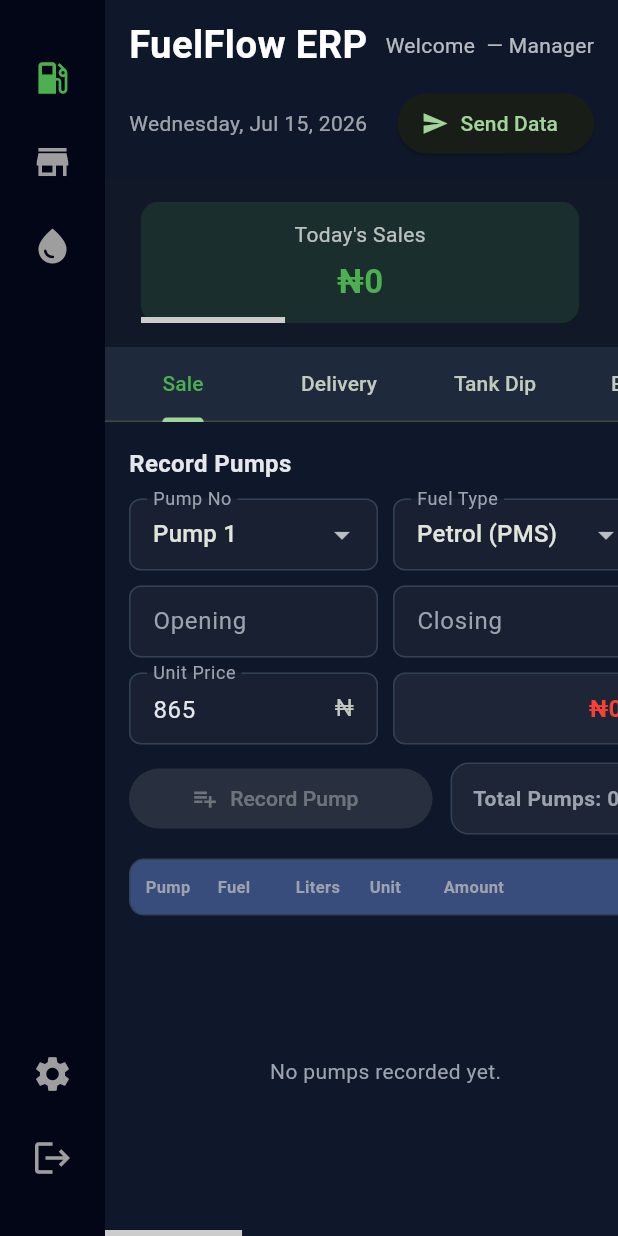
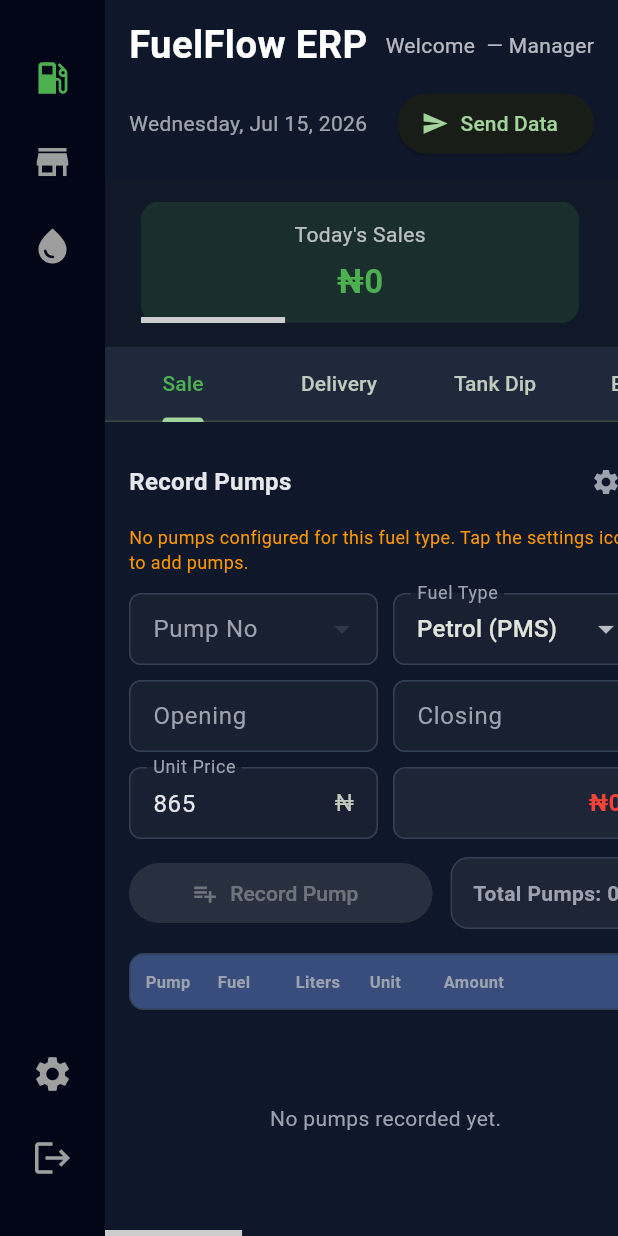
Before and after one commit to adiovall/smartbusiness-erp, a Flutter app: the FuelAdminFinal screen opened directly, on a phone screen of 412 x 824 dp. Run offline on Flutter 3.47's test engine with Material 3 defaults, Android fonts, the light colour scheme and no system bars; our stand-ins replace csv, file_picker, fl_chart, sqflite, sqflite_common_ffi; accounts and stored records are empty; Roboto replaces fonts that are missing (Segoe UI).

Commit message:
feat: add pump configuration mapping and manager data submission

```diff
--- /dev/null
+++ b/lib/core/services/pump_config_service.dart
@@ -0,0 +1,44 @@
+import 'package:flutter/foundation.dart';
+import '../models/pump_config_record.dart';
+import '../../features/fuel/repositories/pump_config_repo.dart';
+
+class PumpConfigService with ChangeNotifier {
+  final PumpConfigRepo repo;
+  PumpConfigService({required this.repo});
+
+  List<PumpConfigRecord> _pumps = [];
+  List<PumpConfigRecord> get pumps => List.unmodifiable(_pumps);
+
+  Future<void> loadFromDb() async {
+    _pumps = await repo.fetchAll();
+    notifyListeners();
+  }
+
+  /// Pump numbers (as plain strings, e.g. "1", "2") assigned to a given
+  /// fuel type abbreviation, sorted numerically.
+  List<String> pumpNumbersForFuel(String fuelType) {
+    final matches = _pumps.where((p) => p.fuelType == fuelType).toList();
+    matches.sort((a, b) =>
+        (int.tryParse(a.pumpNo) ?? 0).compareTo(int.tryParse(b.pumpNo) ?? 0));
+    return matches.map((p) => p.pumpNo).toList();
+  }
+
+  String? fuelTypeForPump(String pumpNo) {
+    final match = _pumps.where((p) => p.pumpNo == pumpNo);
+    return match.isEmpty ? null : match.first.fuelType;
+  }
+
+  /// Saves a full pump configuration in one atomic write. Called by the
+  /// settings dialog on Save — count and per-pump fuel assignments are
+  /// always persisted together, never partially.
+  Future<void> saveConfig(Map<String, String> pumpNoToFuel) async {
+    final records = pumpNoToFuel.entries
+        .map((e) => PumpConfigRecord(pumpNo: e.key, fuelType: e.value))
+        .toList();
+    records.sort((a, b) =>
+        (int.tryParse(a.pumpNo) ?? 0).compareTo(int.tryParse(b.pumpNo) ?? 0));
+    await repo.replaceAll(records);
+    _pumps = records;
+    notifyListeners();
+  }
+}
--- a/lib/core/services/service_registry.dart
+++ b/lib/core/services/service_registry.dart
@@ -13,6 +13,7 @@
 import 'reconciliation_service.dart';
 import 'csv_import_service.dart';
 import 'auth_service.dart';
+import 'pump_config_service.dart';
 
 
 import '../../features/fuel/repositories/delivery_repo.dart';
@@ -27,6 +28,8 @@
 import '../services/external_payment_service.dart';
 import '../../features/fuel/repositories/outbox_repo.dart';
 import '../../features/auth/repositories/user_repo.dart';
+import '../../features/fuel/repositories/pump_config_repo.dart';
+
 
 
 class Services {
@@ -39,11 +42,13 @@
   static final debtRepo = DebtRepo();
   static final deliveryRepo = DeliveryRepo();
   static final saleRepo = SaleRepo();
+  static final pumpConfigRepo = PumpConfigRepo();
   static final expenseRepo = ExpenseRepo();
   static final dayEntryRepo = DayEntryRepo();
   static final settlementRepo = SettlementRepo();
   static final outboxRepo = OutboxRepo();
   static final userRepo = UserRepo();
+
 
 
   // =====================
@@ -57,6 +62,7 @@
     tankService: tank,
     saleRepo: saleRepo,
   );
+  static final pumpConfig = PumpConfigService(repo: pumpConfigRepo);
 
   static final expense = ExpenseService(expenseRepo);
 
@@ -120,6 +126,7 @@
     await debt.loadFromDb();
     await delivery.loadFromDb();
     await expense.loadFromDb();
+    await pumpConfig.loadFromDb();
 
     final today = DateTime.now();
     final weekStart = today.subtract(Duration(days: today.weekday - 1));
--- a/lib/features/fuel/presentation/widgets/entry_tabs/sale_tab.dart
+++ b/lib/features/fuel/presentation/widgets/entry_tabs/sale_tab.dart
@@ -8,6 +8,7 @@
 import 'package:temp_fuel_app/core/services/service_registry.dart';
 
 import '../../../domain/fuel_mapping.dart';
+import 'pump_settings_dialog.dart';
 
 const panelBg = Color(0xFF0f172a);
 const textPrimary = Color(0xFFE5E7EB);
@@ -47,10 +48,10 @@
 }
 
 class _SaleTabState extends State<SaleTab> {
-  final pumps = List.generate(12, (i) => 'Pump ${i + 1}');
   final fuels = ['Petrol (PMS)', 'Diesel (AGO)', 'Kerosene (DPK)', 'Gas (LPG)'];
 
-  String pump = 'Pump 1';
+  // pump starts empty — resolved once pump config + fuel selection are known
+  String pump = '';
   String fuel = 'Petrol (PMS)';
 
   final oCtrl = TextEditingController();
@@ -64,6 +65,22 @@
   bool _loading = true;
 
   String _abbrFuel(String v) => FuelMapping.abbrFromLabel(v);
+
+  /// Pump numbers assigned to the currently selected fuel type, formatted
+  /// as dropdown labels. Defensively includes the currently-selected
+  /// `pump` value even if it's no longer in the config — e.g. when
+  /// editing an old sale whose pump was later reassigned or removed —
+  /// so the dropdown never ends up with a value that isn't in its items
+  /// (which is exactly the class of crash fixed earlier in this app).
+  List<String> get pumpOptions {
+    final abbr = _abbrFuel(fuel);
+    final nums = Services.pumpConfig.pumpNumbersForFuel(abbr);
+    final opts = nums.map((n) => 'Pump $n').toList();
+    if (pump.isNotEmpty && !opts.contains(pump)) {
+      opts.add(pump);
+    }
+    return opts;
+  }
 
   double _parseNumber(String text) =>
       double.tryParse(text.replaceAll(',', '').trim()) ?? 0.0;
@@ -89,13 +106,14 @@
   double get moneyAtHand => cash + pos;
   double get balance => moneyAtHand - totalSold;
 
-  bool get canRecord => liters > 0 && unitPrice > 0;
+  bool get canRecord => pump.isNotEmpty && liters > 0 && unitPrice > 0;
   bool get canSubmit => recorded.isNotEmpty;
 
   @override
   void initState() {
     super.initState();
     Services.sale.addListener(_refresh);
+    Services.pumpConfig.addListener(_onPumpConfigChanged);
     _load();
   }
 
@@ -103,7 +121,10 @@
     setState(() => _loading = true);
     await Services.sale.refreshToday();
     if (!mounted) return;
-    setState(() => _loading = false);
+    setState(() {
+      _syncPumpDefault();
+      _loading = false;
+    });
   }
 
   void _refresh() {
@@ -111,9 +132,40 @@
     setState(() {});
   }
 
+  void _onPumpConfigChanged() {
+    if (!mounted) return;
+    setState(() {
+      _syncPumpDefault();
+    });
+  }
+
+  /// Keeps `pump` valid whenever the available options change — e.g.
+  /// after loading, after the pump settings dialog saves, or after a
+  /// fuel type switch. Never leaves `pump` pointing at a value that
+  /// isn't in the current options list (aside from the edit-safety
+  /// fallback already handled in pumpOptions).
+  void _syncPumpDefault() {
+    final opts = pumpOptions;
+    if (opts.isEmpty) {
+      pump = '';
+    } else if (!opts.contains(pump)) {
+      pump = opts.first;
+    }
+  }
+
+  void _onFuelChanged(String? v) {
+    if (v == null) return;
+    setState(() {
+      fuel = v;
+      final opts = pumpOptions; // reads the now-updated `fuel`
+      pump = opts.isEmpty ? '' : opts.first;
+    });
+  }
+
   @override
   void dispose() {
     Services.sale.removeListener(_refresh);
+    Services.pumpConfig.removeListener(_onPumpConfigChanged);
     oCtrl.dispose();
     cCtrl.dispose();
     priceCtrl.dispose();
@@ -190,8 +242,8 @@
     if (p.isSubmitted) return;
     setState(() {
       editingId = p.id;
-      pump = 'Pump ${p.pumpNo}';
       fuel = FuelMapping.labelFromAbbr(p.fuelType);
+      pump = 'Pump ${p.pumpNo}'; // pumpOptions' fallback keeps this valid
       oCtrl.text = p.opening.toStringAsFixed(0);
       cCtrl.text = p.closing.toStringAsFixed(0);
       priceCtrl.text = p.unitPrice.toStringAsFixed(0);
@@ -371,7 +423,7 @@
     );
   }
 
-  Widget _dropdown(String label, String v, List<String> items, Function(String?) f) {
+  Widget _dropdown(String label, String? v, List<String> items, Function(String?) f) {
     return DropdownButtonFormField<String>(
       value: v,
       isDense: true,
@@ -404,6 +456,16 @@
     );
   }
 
+  Future<void> _openPumpSettings() async {
+    final saved = await showDialog<bool>(
+      context: context,
+      builder: (_) => const PumpSettingsDialog(),
+    );
+    if (saved == true && mounted) {
+      setState(() => _syncPumpDefault());
+    }
+  }
+
   @override
   Widget build(BuildContext context) {
     if (_loading) {
@@ -411,6 +473,7 @@
     }
 
     final amountColor = canRecord ? Colors.green : Colors.red;
+    final opts = pumpOptions;
 
     return Padding(
       padding: const EdgeInsets.all(16),
@@ -422,16 +485,42 @@
             child: Column(
               crossAxisAlignment: CrossAxisAlignment.start,
               children: [
-                const Text(
-                  'Record Pumps',
-                  style: TextStyle(fontSize: 16, fontWeight: FontWeight.w600, color: textPrimary),
+                Row(
+                  mainAxisAlignment: MainAxisAlignment.spaceBetween,
+                  children: [
+                    const Text(
+                      'Record Pumps',
+                      style: TextStyle(fontSize: 16, fontWeight: FontWeight.w600, color: textPrimary),
+                    ),
+                    IconButton(
+                      tooltip: 'Configure Pumps',
+                      icon: const Icon(Icons.settings, color: textSecondary, size: 20),
+                      onPressed: _openPumpSettings,
+                    ),
+                  ],
                 ),
+                if (opts.isEmpty) ...[
+                  const SizedBox(height: 4),
+                  const Text(
+                    'No pumps configured for this fuel type. Tap the settings icon to add pumps.',
+                    style: TextStyle(color: Colors.orange, fontSize: 12),
+                  ),
+                ],
                 const SizedBox(height: 12),
                 Row(
                   children: [
-                    Expanded(child: _dropdown('Pump No', pump, pumps, (v) => setState(() => pump = v!))),
+                    Expanded(
+                      child: _dropdown(
+                        'Pump No',
+                        pump.isEmpty ? null : pump,
+                        opts,
+                        (v) => setState(() => pump = v ?? ''),
+                      ),
+                    ),
                     const SizedBox(width: 10),
-                    Expanded(child: _dropdown('Fuel Type', fuel, fuels, (v) => setState(() => fuel = v!))),
+                    Expanded(
+                      child: _dropdown('Fuel Type', fuel, fuels, _onFuelChanged),
+                    ),
                   ],
                 ),
                 const SizedBox(height: 10),
```
Also changed, not shown: lib/core/db/app_database.dart (+16 -1 lines), lib/core/models/pump_config_record.dart (added, +15 -0 lines), lib/features/fuel/presentation/widgets/entry_tabs/pump_settings_dialog.dart (added, +196 -0 lines), lib/features/fuel/repositories/pump_config_repo.dart (added, +27 -0 lines).
